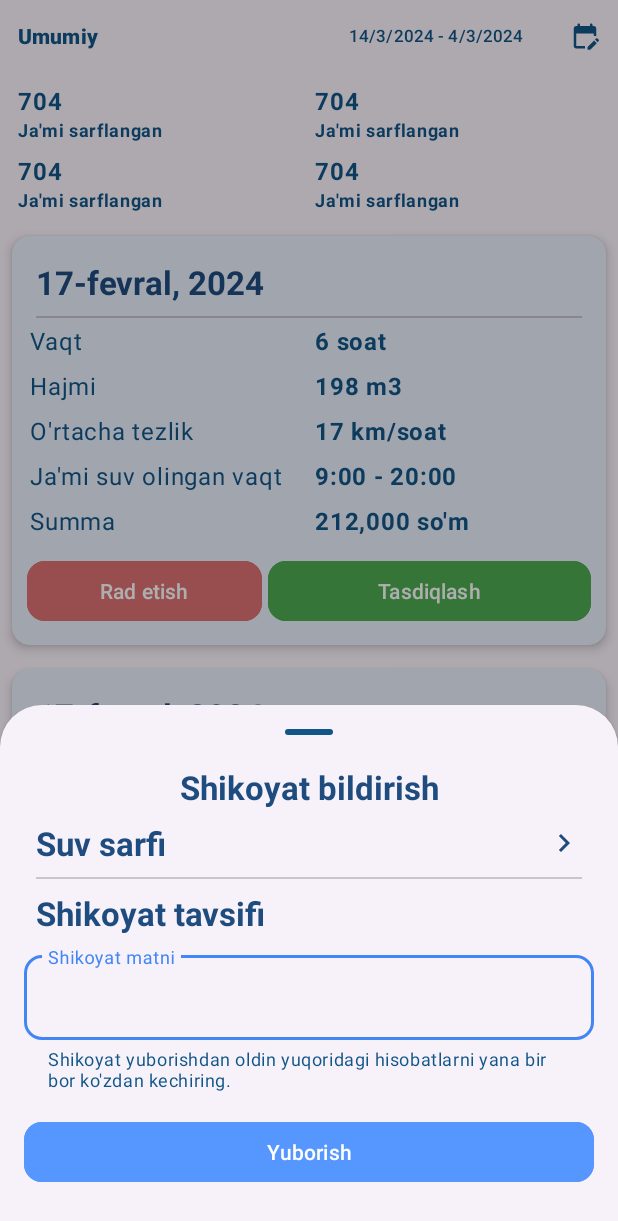
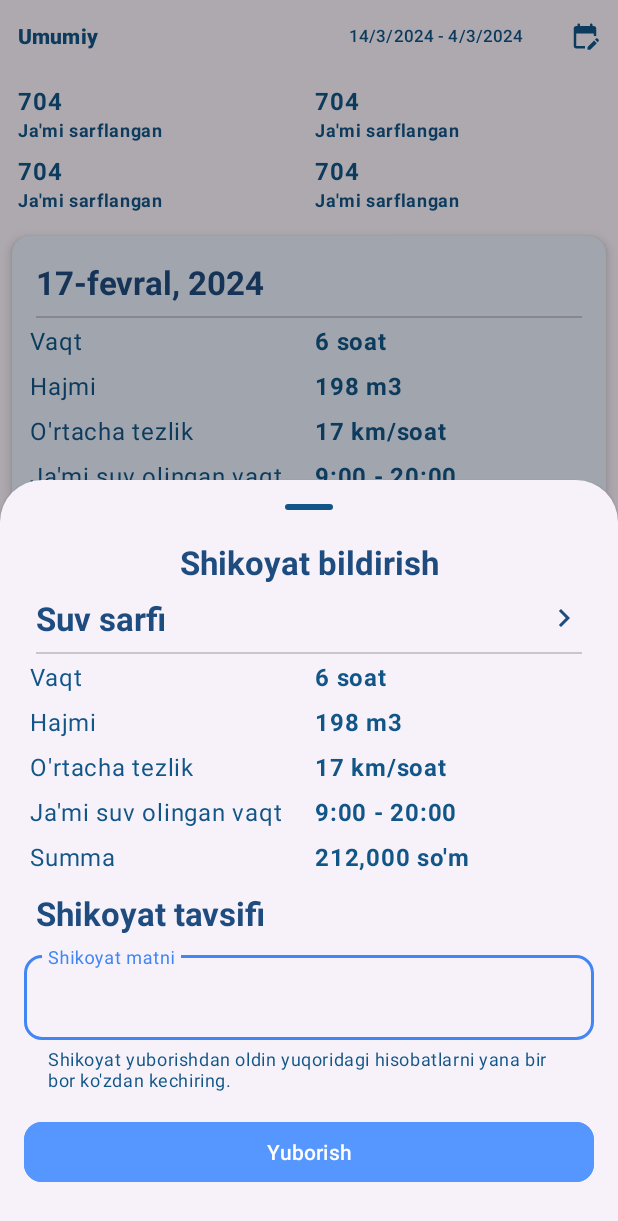
Before and after one commit to theberdakh/Suvchi, an Android app: the fragment StatisticsFragment placed in its activity, after a tap on "Rad etish", on a phone screen of 412 x 824 dp. Shown: the top 1221 px of the screen. Run offline under Robolectric (Android 15) with nearby library versions, the phone set to English and light mode, and no system bars; libraries missing offline, so code that uses them is left out: com.github.mikephil.charting, com.patrykandpatrick.vico.

Commit message:
fix bottom floating

```diff
--- a/app/src/main/java/com/theberdakh/suvchi/ui/BottomSheet.kt
+++ b/app/src/main/java/com/theberdakh/suvchi/ui/BottomSheet.kt
@@ -19,9 +19,10 @@ class BottomSheet: BottomSheetDialogFragment(){
         savedInstanceState: Bundle?
     ): View {
         _binding = DialogDeclineBinding.inflate(inflater, container, false)
-        setStyle(BottomSheetDialogFragment.STYLE_NORMAL, R.style.FullBottomSheetStyle)
+      //  setStyle(BottomSheetDialogFragment.STYLE_NORMAL, R.style.FullBottomSheetStyle)
 
-        binding.layoutWaterUsage.isVisible = false
+        binding.layoutWaterUsage.isVisible = true
+
 
         binding.titleWaterUsage.setOnClickListener {
             binding.layoutWaterUsage.isVisible = !binding.layoutWaterUsage.isVisible
@@ -31,6 +32,7 @@ class BottomSheet: BottomSheetDialogFragment(){
     }
 
 
+
     override fun onDestroyView() {
         _binding = null
         super.onDestroyView()
--- a/app/src/main/res/layout/dialog_decline.xml
+++ b/app/src/main/res/layout/dialog_decline.xml
@@ -1,8 +1,9 @@
 <?xml version="1.0" encoding="utf-8"?>
-<androidx.core.widget.NestedScrollView xmlns:android="http://schemas.android.com/apk/res/android"
+<FrameLayout xmlns:android="http://schemas.android.com/apk/res/android"
     xmlns:app="http://schemas.android.com/apk/res-auto"
     android:layout_width="match_parent"
-    android:layout_height="match_parent"
+    android:layout_height="wrap_content"
+    android:layout_gravity="bottom"
     android:orientation="vertical"
     android:padding="8dp">
 
@@ -10,7 +11,6 @@
         android:layout_width="match_parent"
         android:layout_height="match_parent"
         android:orientation="vertical"
-        android:animateLayoutChanges="true"
         android:padding="8dp">
 
         <com.google.android.material.bottomsheet.BottomSheetDragHandleView
@@ -232,4 +232,4 @@
     </LinearLayout>
 
 
-</androidx.core.widget.NestedScrollView>
+</FrameLayout>
```
